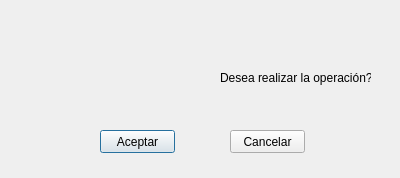
First picture: the form in venavisos.ui, repository scollboul/COLLAZOBOULLOSA, before the edit.
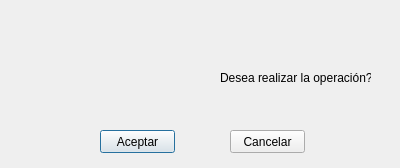
Second picture: the form after the edit.

Patch:
```diff
--- a/venavisos.ui
+++ b/venavisos.ui
@@ -7,7 +7,7 @@
     <x>0</x>
     <y>0</y>
     <width>400</width>
-    <height>178</height>
+    <height>168</height>
    </rect>
   </property>
   <property name="windowTitle">
```
